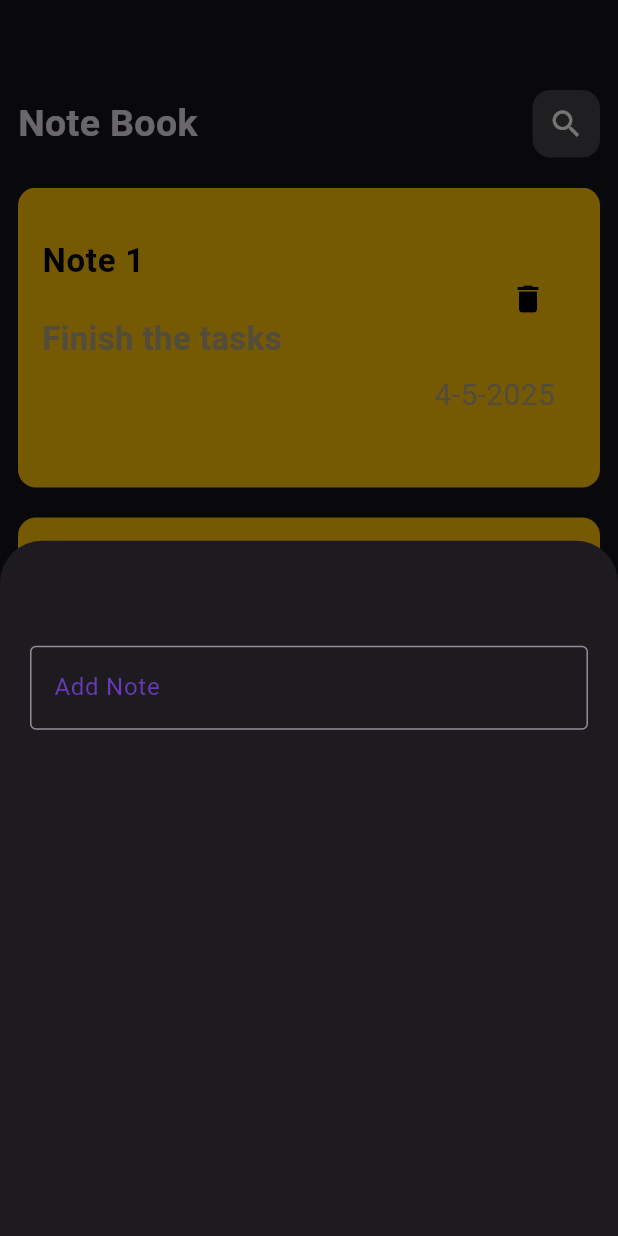
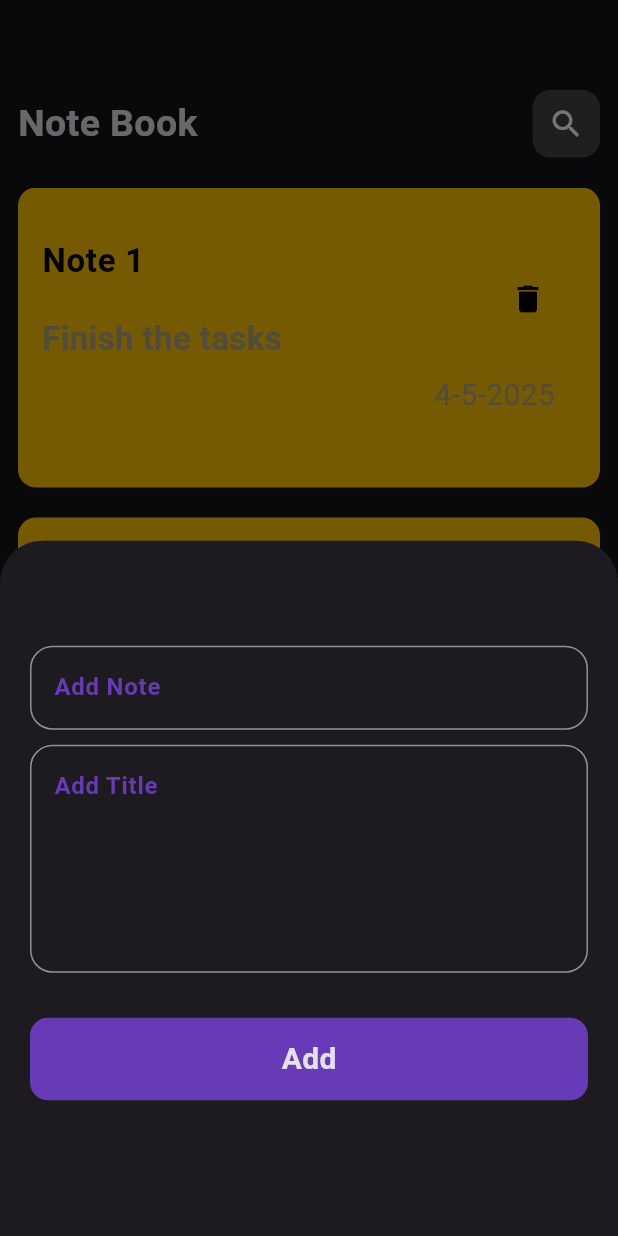
Before and after one commit to AhmedOsman430/Note-Book, a Flutter app: the screen it shows after launch, after a tap on the "add" icon, on a phone screen of 412 x 824 dp. Run offline on Flutter 3.47's test engine with Material 3 defaults, Android fonts, the phone set to English and light mode, and no system bars; Roboto replaces fonts that are missing (Edu Australia VIC WA NT Hand).

Commit message:
finesh UI

```diff
--- a/lib/widget/Add_Model_Progress.dart
+++ b/lib/widget/Add_Model_Progress.dart
@@ -1,4 +1,6 @@
 import 'package:flutter/material.dart';
+import 'package:untitled/widget/Custome_Button.dart';
+import 'package:untitled/widget/Custome_Text_Feild.dart';
 
 class AddModelProgressSheet extends StatelessWidget {
   const AddModelProgressSheet({super.key});
@@ -10,15 +12,12 @@ class AddModelProgressSheet extends StatelessWidget {
       child: Column(
         children: [
           SizedBox(height: 50),
-          TextFormField(
-            decoration: InputDecoration(
-              border: OutlineInputBorder(),
-              hintText: "Add Note",
-              hintStyle: TextStyle(
-                color:Colors.deepPurple,
-              )
-            ),
-          ),
+          CustomeTextFeild(text: "Add Note",lines: 1),
+          SizedBox(height: 10),
+          CustomeTextFeild(text: "Add Title",lines: 5),
+          SizedBox(height: 30),
+          CustomeButton(),
+
         ],
       ),
     );
--- /dev/null
+++ b/lib/widget/Custome_Button.dart
@@ -0,0 +1,24 @@
+import 'package:flutter/material.dart';
+
+class CustomeButton extends StatelessWidget {
+  const CustomeButton({super.key});
+
+  @override
+  Widget build(BuildContext context) {
+    return           Container(
+            height: 55,
+            width: double.infinity,
+            decoration: BoxDecoration(
+              borderRadius: BorderRadius.circular(12),
+              color: Colors.deepPurple,
+            ),
+            child: Center(
+              child: Text("Add",style: TextStyle(
+                fontSize: 20,
+                fontWeight: FontWeight.bold,
+                ),
+              ),
+            ),
+          );
+  }
+}
--- /dev/null
+++ b/lib/widget/Custome_Text_Feild.dart
@@ -0,0 +1,22 @@
+import 'package:flutter/material.dart';
+
+class CustomeTextFeild extends StatelessWidget {
+  CustomeTextFeild({super.key, required this.text, this.lines=1});
+
+  @override
+  String text;
+  int lines;
+  Widget build(BuildContext context) {
+    return TextFormField(
+      maxLines: lines,
+      decoration: InputDecoration(
+        border: OutlineInputBorder(borderRadius: BorderRadius.circular(15)),
+        hintText: text,
+        hintStyle: TextStyle(
+          color: Colors.deepPurple,
+          fontWeight: FontWeight.bold,
+        ),
+      ),
+    );
+  }
+}
--- a/lib/widget/Note_AppBar.dart
+++ b/lib/widget/Note_AppBar.dart
@@ -1,15 +1,19 @@
 import 'package:flutter/material.dart';
 
 class NoteAppbar extends StatelessWidget {
-  const NoteAppbar({super.key});
+  NoteAppbar({super.key, required this.text,this.icon});
 
   @override
+  IconData? icon;
+  String text;
   Widget build(BuildContext context) {
     return Row(
       children: [
         Text(
-          "Note Book",
-          style: TextStyle(fontSize: 25, fontWeight: FontWeight.bold,
+          text,
+          style: TextStyle(
+            fontSize: 25,
+            fontWeight: FontWeight.bold,
             fontFamily: "Edu Australia VIC WA NT Hand",
           ),
         ),
@@ -21,7 +25,7 @@ class NoteAppbar extends StatelessWidget {
             borderRadius: BorderRadius.circular(12),
             color: Colors.white.withOpacity(.2),
           ),
-          child: Icon(Icons.search),
+          child: Icon(icon),
         ),
       ],
     );
--- a/lib/widget/Note_Item.dart
+++ b/lib/widget/Note_Item.dart
@@ -1,4 +1,5 @@
 import 'package:flutter/material.dart';
+import 'package:untitled/Screen/EDit_View.dart';
 
 class NoteItem extends StatelessWidget {
   const NoteItem({super.key});
@@ -7,7 +8,14 @@ class NoteItem extends StatelessWidget {
   Widget build(BuildContext context) {
     return Column(
       children: [
-        Container(
+        GestureDetector(
+          onTap: () {
+            Navigator.push(
+              context,
+              MaterialPageRoute(builder: (context) => EditView()),
+            );
+          },
+          child: Container(
             height: 200,
             width: double.infinity,
             padding: EdgeInsets.only(top: 24, bottom: 24),
@@ -53,12 +61,13 @@ class NoteItem extends StatelessWidget {
                     style: TextStyle(
                       color: Colors.grey.withOpacity(.8),
                       fontSize: 20,
+
                       //fontFamily: "Edu Australia VIC WA NT Hand",
-
                     ),
                   ),
                 ),
               ],
+            ),
           ),
         ),
         SizedBox(height: 20),
--- a/lib/widget/Note_View_body.dart
+++ b/lib/widget/Note_View_body.dart
@@ -11,7 +11,7 @@ class NoteViewBody extends StatelessWidget {
     return Column(
       children: [
         SizedBox(height: 60),
-        NoteAppbar(),
+        NoteAppbar(text: "Note Book",icon: Icons.search),
         SizedBox(height: 20),
         Expanded(child: NoteListViewItem()),
       ],
```
Also changed, not shown: lib/Screen/EDit_View.dart (added, +39 -0 lines), lib/widget/Note_List_View_item.dart (+5 -4 lines). Lines whose indentation alone changed are shown as unchanged.
